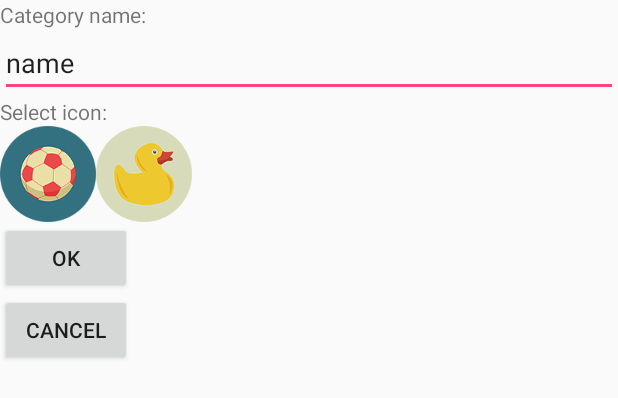
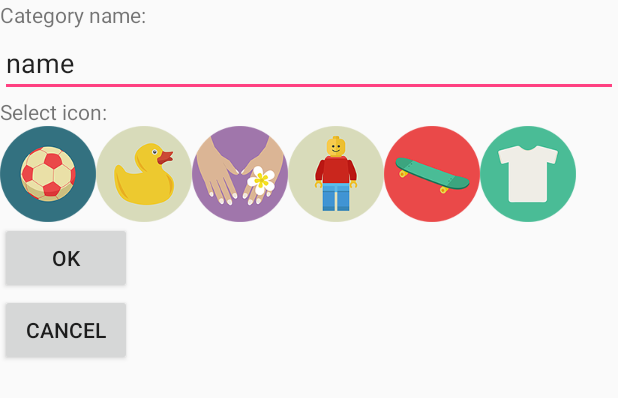
Before and after one commit to slebaillif/androidTest, an Android app: the layout create_category.xml on its own in the app's theme, with its tools: preview values and no code run, on a phone screen of 412 x 824 dp. Shown: the top 398 px of the screen. Run offline under Robolectric (Android 15) with nearby library versions, the phone set to English and light mode, and no system bars.

```diff
--- a/app/build.gradle
+++ b/app/build.gradle
@@ -23,4 +23,8 @@ dependencies {
     compile fileTree(dir: 'libs', include: ['*.jar'])
     testCompile 'junit:junit:4.12'
     compile 'com.android.support:appcompat-v7:23.3.0'
+    compile 'javax.inject:javax.inject:1'
+    compile 'javax.annotation:javax.annotation-api:1.2'
+    compile 'com.google.dagger:dagger:2.0'
+    provided 'com.google.dagger:dagger-compiler:2.0'
 }
--- a/app/src/main/AndroidManifest.xml
+++ b/app/src/main/AndroidManifest.xml
@@ -15,6 +15,8 @@
                 <category android:name="android.intent.category.LAUNCHER" />
             </intent-filter>
         </activity>
+        <activity android:name=".CreateCategoryActivity"            android:label="@string/app_name"/>
+        <activity android:name=".ToDoListActivity"            android:label="@string/app_name"/>
     </application>
 
 </manifest>
--- a/app/src/main/res/layout/create_category.xml
+++ b/app/src/main/res/layout/create_category.xml
@@ -9,6 +9,7 @@
         android:layout_height="wrap_content"
         android:text="Category name:"/>
     <EditText
+        android:id="@+id/category_name"
         android:layout_width="match_parent"
         android:layout_height="wrap_content"
         android:inputType="textAutoCorrect"
@@ -25,23 +26,55 @@
             android:layout_height="match_parent"
             android:orientation="horizontal">
             <ImageButton
+                android:id="@+id/ball_button"
                 android:layout_width="wrap_content"
                 android:layout_height="wrap_content"
                 android:src="@drawable/ball"
                 android:background="@null"/>
             <ImageButton
+                android:id="@+id/duck_button"
                 android:layout_width="wrap_content"
                 android:layout_height="wrap_content"
                 android:src="@drawable/duck"
                 android:background="@null"
                 />
+            <ImageButton
+                android:id="@+id/hands_button"
+                android:layout_width="wrap_content"
+                android:layout_height="wrap_content"
+                android:src="@drawable/hands"
+                android:background="@null"
+                />
+            <ImageButton
+                android:id="@+id/lego_button"
+                android:layout_width="wrap_content"
+                android:layout_height="wrap_content"
+                android:src="@drawable/lego"
+                android:background="@null"
+                />
+            <ImageButton
+                android:id="@+id/skate_button"
+                android:layout_width="wrap_content"
+                android:layout_height="wrap_content"
+                android:src="@drawable/skate"
+                android:background="@null"
+                />
+            <ImageButton
+                android:id="@+id/tshirt_button"
+                android:layout_width="wrap_content"
+                android:layout_height="wrap_content"
+                android:src="@drawable/tshirt"
+                android:background="@null"
+                />
         </LinearLayout>
     </HorizontalScrollView>
     <Button
+        android:id="@+id/ok_button"
         android:layout_width="wrap_content"
         android:layout_height="wrap_content"
         android:text="OK"/>
     <Button
+        android:id="@+id/cancel_button"
         android:layout_width="wrap_content"
         android:layout_height="wrap_content"
         android:text="Cancel"/>
```
Also changed, not shown: app/src/main/java/com/example/sebastien/myapplication6/CreateCategoryActivity.java (added, +105 -0 lines), app/src/main/java/com/example/sebastien/myapplication6/MainActivity.java (+29 -19 lines), app/src/main/java/com/example/sebastien/myapplication6/ToDoListActivity.java (added, +44 -0 lines), app/src/main/java/com/example/sebastien/myapplication6/controller/CategoryScreenController.java (+31 -4 lines), app/src/main/java/com/example/sebastien/myapplication6/model/Category.java (+14 -2 lines), app/src/main/java/com/example/sebastien/myapplication6/model/ToDoListApp.java (+17 -3 lines), app/src/main/java/com/example/sebastien/myapplication6/model/event/CategoryCreationEvent.java (added, +36 -0 lines), app/src/main/res/layout/todolist_screen.xml (renamed from app/src/main/res/layout/activity_main.xml).
